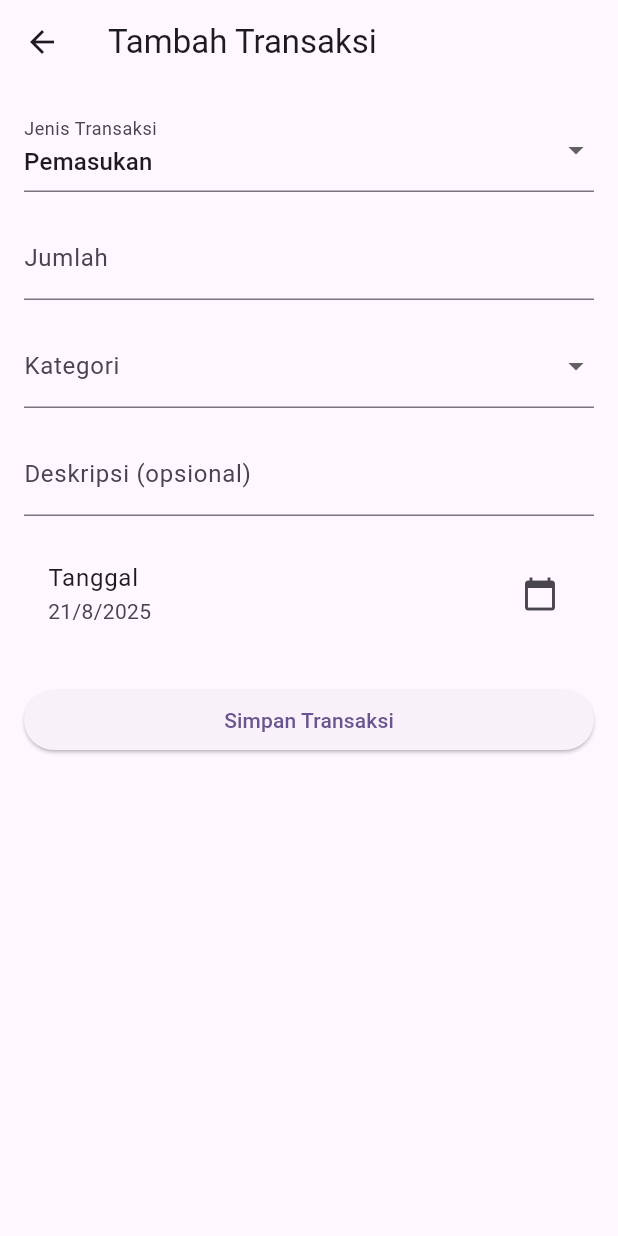
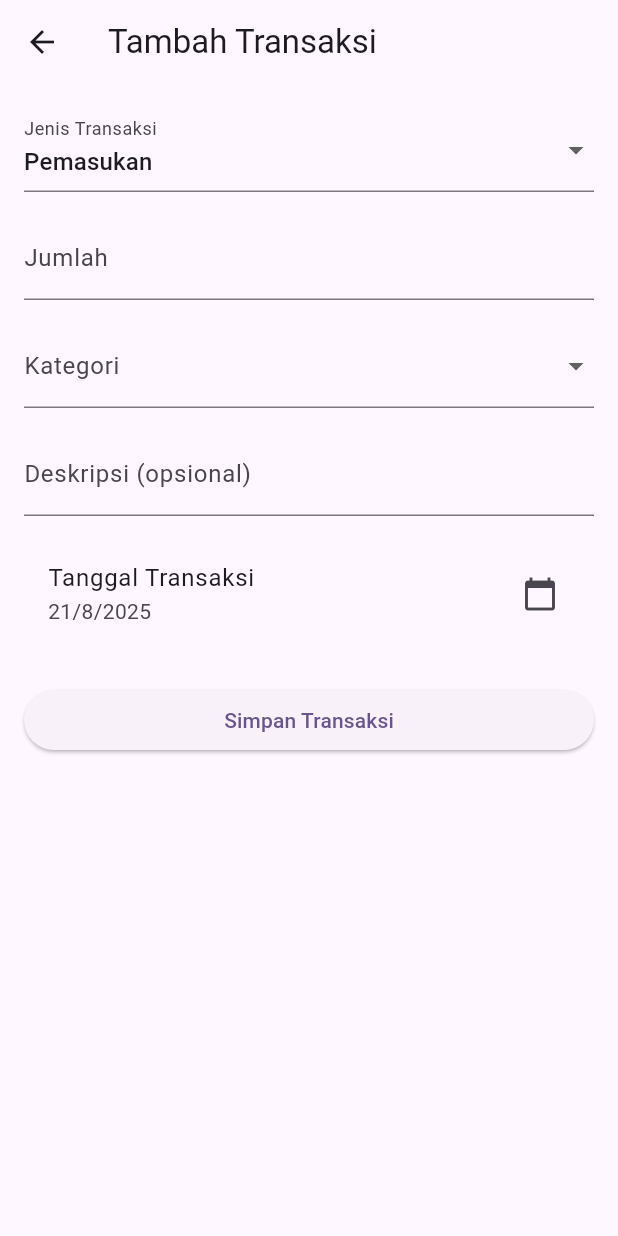
Before and after one commit to gerrybagaskoro/tugas_13_ppkdjp_mpro_b3_2025, a Flutter app: the AddTransactionScreen screen opened by its route, on a phone screen of 412 x 824 dp. Run offline on Flutter 3.47's test engine with Material 3 defaults, Android fonts, the phone set to English and light mode, and no system bars; our stand-ins replace fl_chart, lottie, shared_preferences, sqflite; accounts and stored records are empty.

Commit message:
fix typo

```diff
--- a/lib/screens/add_transaction_screen.dart
+++ b/lib/screens/add_transaction_screen.dart
@@ -141,7 +141,7 @@ class _AddTransactionScreenState extends State<AddTransactionScreen> {
               ),
               SizedBox(height: 16),
               ListTile(
-                title: Text('Tanggal'),
+                title: Text('Tanggal Transaksi'),
                 subtitle: Text(
                   '${selectedDate.day}/${selectedDate.month}/${selectedDate.year}',
                 ),
```
